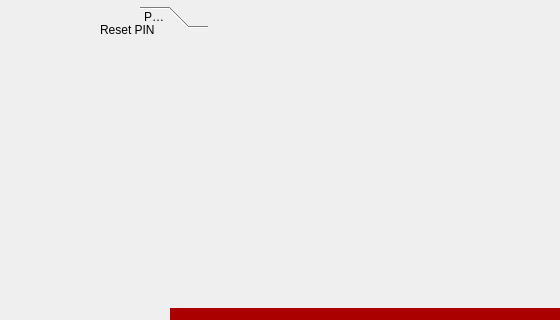
First picture: the form in scratchpad.ui, repository arc-bphc/sims-gui, before the edit; both pictures show x 0 to 560 and y 332 to 652 of the 1143 by 977 pixel window.
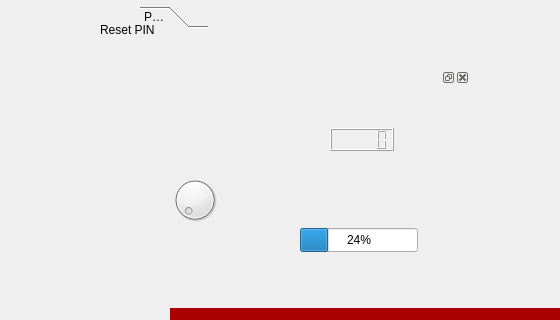
Second picture: the form after the edit. Icons and pictures are not drawn.

```diff
--- a/scratchpad.ui
+++ b/scratchpad.ui
@@ -434,6 +434,50 @@
     </attribute>
    </widget>
   </widget>
+  <widget class="QDial" name="dial">
+   <property name="geometry">
+    <rect>
+     <x>170</x>
+     <y>500</y>
+     <width>50</width>
+     <height>64</height>
+    </rect>
+   </property>
+  </widget>
+  <widget class="QDockWidget" name="dockWidget">
+   <property name="geometry">
+    <rect>
+     <x>350</x>
+     <y>400</y>
+     <width>120</width>
+     <height>80</height>
+    </rect>
+   </property>
+   <widget class="QWidget" name="dockWidgetContents"/>
+  </widget>
+  <widget class="QProgressBar" name="progressBar">
+   <property name="geometry">
+    <rect>
+     <x>300</x>
+     <y>560</y>
+     <width>118</width>
+     <height>24</height>
+    </rect>
+   </property>
+   <property name="value">
+    <number>24</number>
+   </property>
+  </widget>
+  <widget class="QLCDNumber" name="lcdNumber">
+   <property name="geometry">
+    <rect>
+     <x>330</x>
+     <y>460</y>
+     <width>64</width>
+     <height>23</height>
+    </rect>
+   </property>
+  </widget>
  </widget>
  <resources/>
  <connections/>
```
